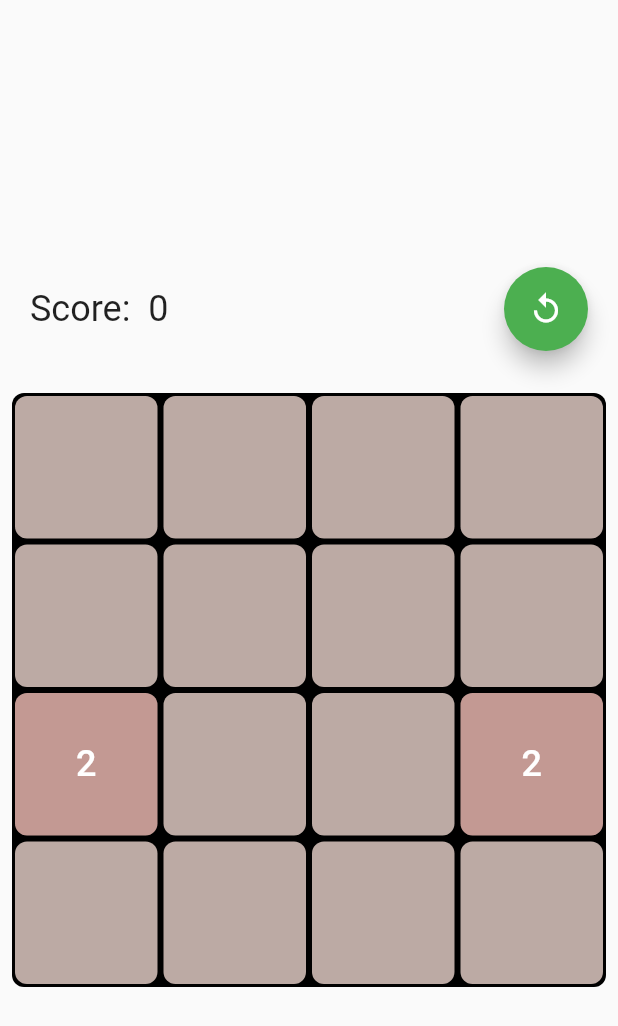
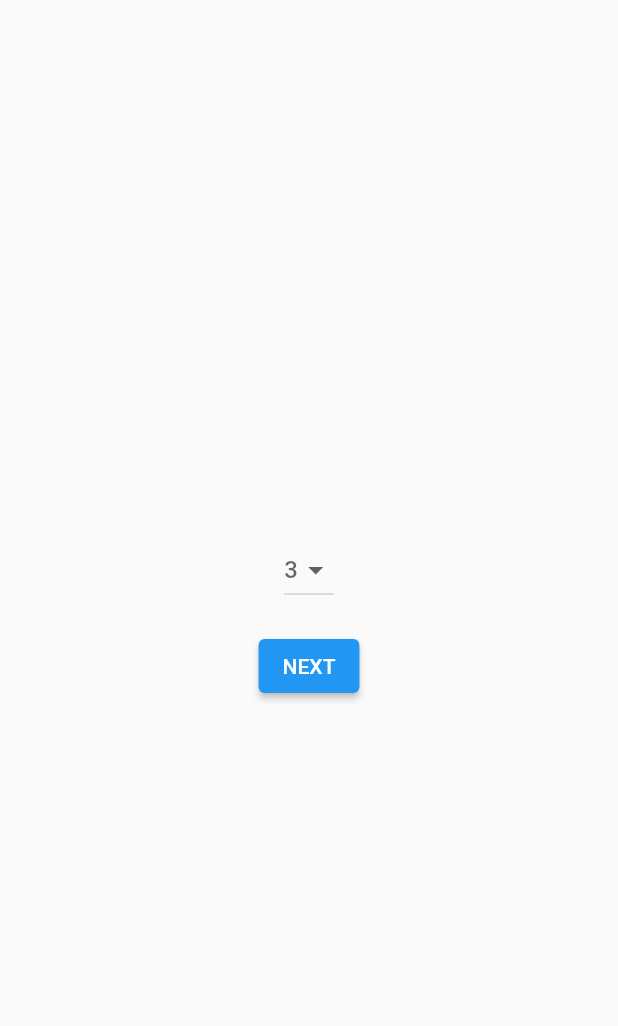
Before and after one commit to RishiTikekar/2048flutter, a Flutter app: the screen it shows after launch, on a phone screen of 412 x 824 dp. Shown: the top 1026 px of the screen. Run offline on Flutter 3.47's test engine with Material 2 defaults, Android fonts, the light colour scheme and no system bars.

Commit message:
apk_added

```diff
--- a/lib/main.dart
+++ b/lib/main.dart
@@ -1,4 +1,5 @@
 import 'package:borardgame/screens/grid_screen.dart';
+import 'package:borardgame/screens/select_grid_size.dart';
 import 'package:flutter/material.dart';
 
 void main() {
@@ -10,11 +11,12 @@ class MyApp extends StatelessWidget {
   @override
   Widget build(BuildContext context) {
     return MaterialApp(
-      title: 'Flutter Demo',
+      debugShowCheckedModeBanner: false,
+      title: '2048',
       theme: ThemeData(
         primarySwatch: Colors.blue,
       ),
-      home: GridScreen(),
+      home: const SelectGridSize(),
     );
   }
 }
--- a/lib/provider/grid_state_pvd.dart
+++ /dev/null
@@ -1,111 +0,0 @@
-import 'dart:math';
-import 'dart:developer' as dev;
-import 'package:borardgame/constants.dart';
-import 'package:borardgame/model/tile.dart';
-
-import 'package:flutter/material.dart';
-
-import 'dart:developer' as dev;
-
-class TileStatePvd with ChangeNotifier, ScoreMixin {
-  List<List<Tile>> tiles = List.generate(
-    Constants.gridSize,
-    (r) => List.generate(
-      Constants.gridSize,
-      (c) => Tile(x: c.toDouble(), y: r.toDouble(), val: 0),
-    ),
-  );
-
-  late List<List<Tile>> columnTiles;
-
-  TileStatePvd() {
-    init();
-  }
-
-  init() {
-    columnTiles = List.generate(
-      Constants.gridSize,
-      (r) => List.generate(
-        Constants.gridSize,
-        (c) => tiles[c][r],
-      ),
-    );
-
-    seedNumber();
-    seedNumber();
-  }
-
-  void swipeHorizontal({required bool isLeftSwipe}) {
-    if (mergeHorizontal(tiles, isLeftSwipe)) {
-      seedNumber();
-      notifyListeners();
-    }
-  }
-
-  void swipeVertical({required bool isUpSwipe}) {
-    if (mergeVertical(isUpSwipe)) {
-      seedNumber();
-      notifyListeners();
-    }
-  }
-
-  bool mergeHorizontal(List<List<Tile>> tiles, bool isLeftSwipe) {
-    bool hasDoneMoves = false;
-    for (List<Tile> tile in tiles) {
-      List<bool> hasMerged = List.filled(tile.length, false);
-      if (!isLeftSwipe) tile = tile.reversed.toList();
-      for (var j = 0; j < tile.length - 1; j++) {
-        for (var i = 0; i < tile.length - 1; i++) {
-          if (tile[i].val == 0) {
-            tile[i].val = tile[i + 1].val;
-
-            tile[i + 1].val = 0;
-            hasDoneMoves = true;
-          } else if (tile[i].val == tile[i + 1].val && !hasMerged[i]) {
-            addScore(tile[i].val);
-            tile[i].val *= 2;
-            hasMerged[i] = true;
-            tile[i + 1].val = 0;
-            hasDoneMoves = true;
-          }
-        }
-      }
-    }
-    dev.log(hasDoneMoves.toString());
-    return hasDoneMoves;
-  }
-
-  bool mergeVertical(bool isUpSwipe) {
-    return mergeHorizontal(columnTiles, isUpSwipe);
-  }
-
-  void seedNumber() {
-    List<String> emptyBlocks = [];
-    for (var r = 0; r < tiles.length; r++) {
-      for (var c = 0; c < tiles.length; c++) {
-        if (tiles[r][c].val == 0) {
-          emptyBlocks.add("$r,$c");
-        }
-      }
-    }
-    dev.log(emptyBlocks.toString());
-
-    Random randomForBlock = Random(DateTime.now().millisecondsSinceEpoch);
-    int chosenBlockNo = randomForBlock.nextInt(emptyBlocks.length);
-
-    int chosenVal = 2 + Random().nextInt(2) * 2;
-    int emptyBlockX = int.parse(emptyBlocks[chosenBlockNo].split(",").first);
-    int emptyBlockY = int.parse(emptyBlocks[chosenBlockNo].split(",").last);
-    tiles[emptyBlockX][emptyBlockY].val = chosenVal;
-  }
-}
-
-mixin ScoreMixin {
-  int _score = 0;
-
-  int get score => _score;
-
-  void addScore(int val) {
-    _score += val;
-  }
-}
--- a/lib/screens/grid_screen.dart
+++ b/lib/screens/grid_screen.dart
@@ -3,7 +3,7 @@ import 'dart:developer' as dev;
 import 'dart:ui';
 
 import 'package:borardgame/constants.dart';
-import 'package:borardgame/provider/grid_state_pvd.dart';
+import 'package:borardgame/provider/tile_state_pvd.dart';
 import 'package:borardgame/widgets/grid_background.dart';
 import 'package:borardgame/widgets/swiper_handler.dart';
 import 'package:borardgame/widgets/tile_widgets.dart';
@@ -106,25 +106,18 @@ class _GameControlsSection extends StatelessWidget {
 
   @override
   Widget build(BuildContext context) {
+    final tileStatePvd = context.watch<TileStatePvd>();
     return Column(
       children: [
         Padding(
           padding: const EdgeInsets.all(20.0),
           child: Row(
             children: [
-              Consumer<TileStatePvd>(
-                builder: (context, tileStatePvd, child) => Text(
-                  "Score:  ${tileStatePvd.score}",
-                  style: TextStyle(fontSize: 24),
-                ),
+              Text(
+                "Score:  ${tileStatePvd.score}",
+                style: const TextStyle(fontSize: 24),
               ),
-              Spacer(),
-              FloatingActionButton(
-                backgroundColor: Colors.green,
-                tooltip: 'Restart',
-                onPressed: () {},
-                child: Icon(Icons.replay_outlined),
-              ),
+              const Spacer(),
             ],
           ),
         ),
--- /dev/null
+++ b/lib/screens/select_grid_size.dart
@@ -0,0 +1,61 @@
+import 'package:borardgame/constants.dart';
+import 'package:borardgame/screens/grid_screen.dart';
+import 'package:flutter/material.dart';
+import 'package:flutter/src/widgets/framework.dart';
+import 'package:flutter/src/widgets/placeholder.dart';
+
+class SelectGridSize extends StatefulWidget {
+  const SelectGridSize({super.key});
+
+  @override
+  State<SelectGridSize> createState() => _SelectGridSizeState();
+}
+
+class _SelectGridSizeState extends State<SelectGridSize> {
+  int selectedVal = 3;
+  @override
+  Widget build(BuildContext context) {
+    return Scaffold(
+      body: Column(
+        children: [
+          const Spacer(),
+          DropdownButton(
+            isExpanded: false,
+            items: [3, 4, 5, 6, 7, 8, 9].map(
+              (val) {
+                return DropdownMenuItem(
+                  value: val,
+                  child: Text(
+                    "$val",
+                    style: const TextStyle(fontWeight: FontWeight.w500),
+                  ),
+                );
+              },
+            ).toList(),
+            onChanged: (value) {
+              if (value != null) {
+                selectedVal = value;
+                Constants.gridSize = value;
+                setState(() {});
+              }
+            },
+            hint: Text(
+              selectedVal.toString(),
+              style: const TextStyle(fontWeight: FontWeight.w500),
+            ),
+          ),
+          const SizedBox(height: 16),
+          Center(
+            child: ElevatedButton(
+              onPressed: () => Navigator.of(context).push(
+                MaterialPageRoute(builder: (_) => const GridScreen()),
+              ),
+              child: const Text("NEXT"),
+            ),
+          ),
+          const Spacer(),
+        ],
+      ),
+    );
+  }
+}
--- a/lib/widgets/swiper_handler.dart
+++ b/lib/widgets/swiper_handler.dart
@@ -1,4 +1,4 @@
-import 'package:borardgame/provider/grid_state_pvd.dart';
+import 'package:borardgame/provider/tile_state_pvd.dart';
 import 'package:flutter/material.dart';
 import 'package:provider/provider.dart';
 
```
Also changed, not shown: lib/provider/tile_state_pvd.dart (added, +110 -0 lines), 1 other file.
